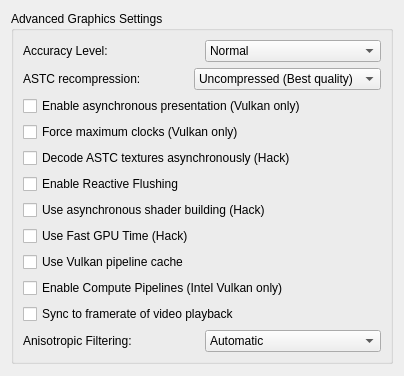
Old version of the form src/yuzu/configuration/configure_graphics_advanced.ui in the repository rorrim-rorrim/eden-alt.
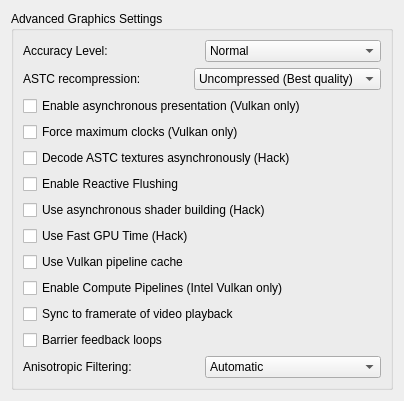
New version of the form.

Commit message: video_core: optionally skip barriers on feedback loops

```diff
--- a/src/yuzu/configuration/configure_graphics_advanced.ui
+++ b/src/yuzu/configuration/configure_graphics_advanced.ui
@@ -201,6 +201,16 @@
           </property>
          </widget>
         </item>
+        <item>
+         <widget class="QCheckBox" name="barrier_feedback_loops_checkbox">
+          <property name="toolTip">
+           <string>Improves rendering of transparency effects in specific games.</string>
+          </property>
+          <property name="text">
+           <string>Barrier feedback loops</string>
+          </property>
+         </widget>
+        </item>
         <item>
          <widget class="QWidget" name="af_layout" native="true">
           <layout class="QHBoxLayout" name="horizontalLayout_1">
```
The commit also changes 5 other files.
